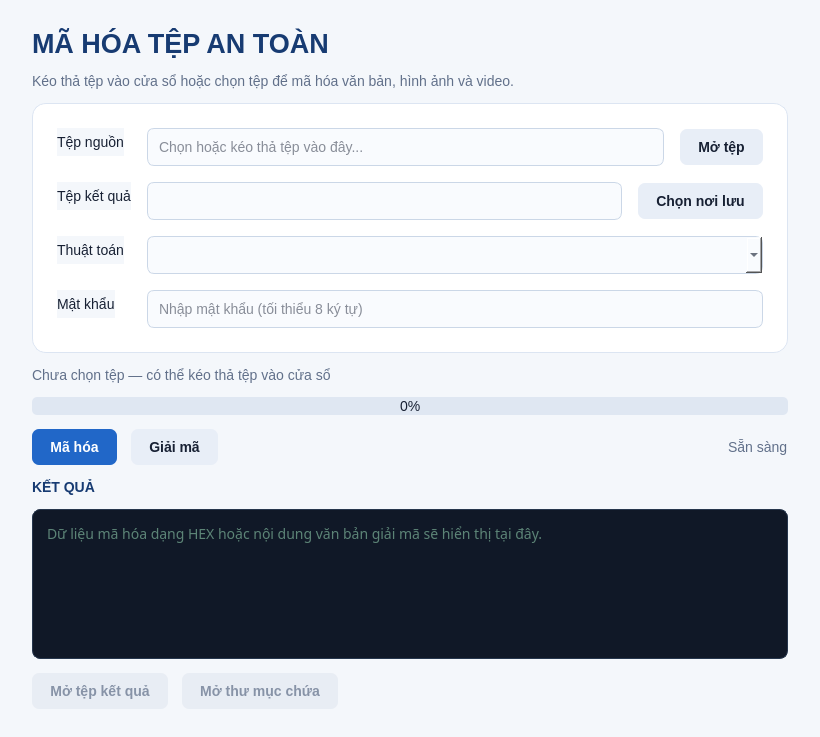
soncris3012/FileCryptoQt, file mainwindow.ui: the form before one commit.
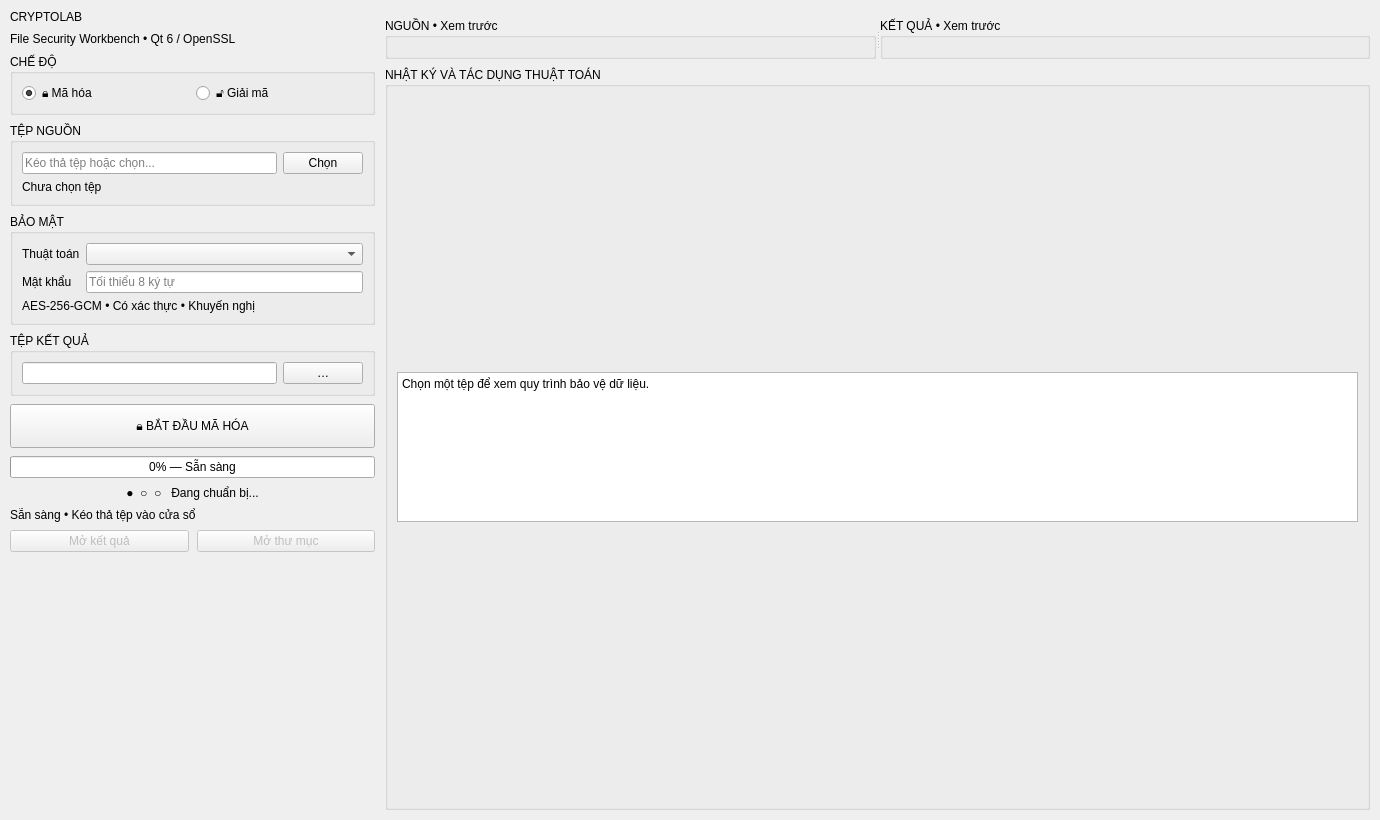
The form after the commit. Custom widgets are drawn as their Qt base class.

The edit to the form file:
```diff
--- a/mainwindow.ui
+++ b/mainwindow.ui
@@ -1,33 +1,23 @@
 <?xml version="1.0" encoding="UTF-8"?>
-<ui version="4.0">
- <class>MainWindow</class>
- <widget class="QMainWindow" name="MainWindow">
-  <property name="geometry"><rect><x>0</x><y>0</y><width>820</width><height>700</height></rect></property>
-  <property name="windowTitle"><string>FileCrypto Qt — Mã hóa tệp</string></property>
-  <property name="styleSheet"><string notr="true">QMainWindow,QWidget{background:#f4f7fb;color:#172033;font-size:14px} QLabel#titleLabel{font-size:27px;font-weight:800;color:#173b72} QLabel#subtitleLabel,QLabel#fileInfoLabel,QLabel#statusLabel{color:#61708a} QLabel#resultTitleLabel{color:#173b72;font-weight:800} QFrame#cardFrame{background:white;border:1px solid #dce5f2;border-radius:14px} QLineEdit,QComboBox{background:#f9fbfe;border:1px solid #cbd7e7;border-radius:7px;padding:9px} QLineEdit:focus,QComboBox:focus{border:1px solid #3578d4} QPushButton{background:#e8eef7;border:none;border-radius:7px;padding:10px 18px;font-weight:600} QPushButton:hover{background:#d9e4f3} QPushButton#encryptButton{background:#2167c8;color:white} QPushButton#encryptButton:hover{background:#1859b2} QPushButton:disabled{color:#8793a7;background:#e8edf4} QProgressBar{border:none;border-radius:5px;background:#dfe7f2;height:10px;text-align:center} QProgressBar::chunk{border-radius:5px;background:#31a56a} QPlainTextEdit{background:#101827;color:#a8f0c6;border:1px solid #26364d;border-radius:8px;padding:10px;font-family:Menlo,Monaco,monospace}</string></property>
-  <widget class="QWidget" name="centralwidget">
-   <layout class="QVBoxLayout" name="mainLayout">
-    <property name="leftMargin"><number>32</number></property><property name="topMargin"><number>28</number></property><property name="rightMargin"><number>32</number></property><property name="bottomMargin"><number>28</number></property><property name="spacing"><number>14</number></property>
-    <item><widget class="QLabel" name="titleLabel"><property name="text"><string>MÃ HÓA TỆP AN TOÀN</string></property></widget></item>
-    <item><widget class="QLabel" name="subtitleLabel"><property name="text"><string>Kéo thả tệp vào cửa sổ hoặc chọn tệp để mã hóa văn bản, hình ảnh và video.</string></property></widget></item>
-    <item><widget class="QFrame" name="cardFrame"><layout class="QFormLayout" name="formLayout">
-     <property name="leftMargin"><number>24</number></property><property name="topMargin"><number>24</number></property><property name="rightMargin"><number>24</number></property><property name="bottomMargin"><number>24</number></property><property name="horizontalSpacing"><number>16</number></property><property name="verticalSpacing"><number>16</number></property>
-     <item row="0" column="0"><widget class="QLabel" name="inputLabel"><property name="text"><string>Tệp nguồn</string></property></widget></item>
-     <item row="0" column="1"><layout class="QHBoxLayout" name="inputLayout"><item><widget class="QLineEdit" name="inputEdit"><property name="placeholderText"><string>Chọn hoặc kéo thả tệp vào đây...</string></property></widget></item><item><widget class="QPushButton" name="inputButton"><property name="text"><string>Mở tệp</string></property></widget></item></layout></item>
-     <item row="1" column="0"><widget class="QLabel" name="outputLabel"><property name="text"><string>Tệp kết quả</string></property></widget></item>
-     <item row="1" column="1"><layout class="QHBoxLayout" name="outputLayout"><item><widget class="QLineEdit" name="outputEdit"/></item><item><widget class="QPushButton" name="outputButton"><property name="text"><string>Chọn nơi lưu</string></property></widget></item></layout></item>
-     <item row="2" column="0"><widget class="QLabel" name="algorithmLabel"><property name="text"><string>Thuật toán</string></property></widget></item><item row="2" column="1"><widget class="QComboBox" name="algorithmBox"/></item>
-     <item row="3" column="0"><widget class="QLabel" name="passwordLabel"><property name="text"><string>Mật khẩu</string></property></widget></item><item row="3" column="1"><widget class="QLineEdit" name="passwordEdit"><property name="echoMode"><enum>QLineEdit::EchoMode::Password</enum></property><property name="placeholderText"><string>Nhập mật khẩu (tối thiểu 8 ký tự)</string></property></widget></item>
-    </layout></widget></item>
-    <item><widget class="QLabel" name="fileInfoLabel"><property name="text"><string>Chưa chọn tệp — có thể kéo thả tệp vào cửa sổ</string></property></widget></item>
-    <item><widget class="QProgressBar" name="progressBar"><property name="value"><number>0</number></property></widget></item>
-    <item><layout class="QHBoxLayout" name="actionLayout"><item><widget class="QPushButton" name="encryptButton"><property name="text"><string>Mã hóa</string></property></widget></item><item><widget class="QPushButton" name="decryptButton"><property name="text"><string>Giải mã</string></property></widget></item><item><spacer name="actionSpacer"><property name="orientation"><enum>Qt::Orientation::Horizontal</enum></property><property name="sizeHint" stdset="0"><size><width>40</width><height>20</height></size></property></spacer></item><item><widget class="QLabel" name="statusLabel"><property name="text"><string>Sẵn sàng</string></property></widget></item></layout></item>
-    <item><widget class="QLabel" name="resultTitleLabel"><property name="text"><string>KẾT QUẢ</string></property></widget></item>
-    <item><widget class="QPlainTextEdit" name="resultPreview"><property name="minimumSize"><size><width>0</width><height>150</height></size></property><property name="readOnly"><bool>true</bool></property><property name="placeholderText"><string>Dữ liệu mã hóa dạng HEX hoặc nội dung văn bản giải mã sẽ hiển thị tại đây.</string></property></widget></item>
-    <item><layout class="QHBoxLayout" name="resultActionLayout"><item><widget class="QPushButton" name="openResultButton"><property name="enabled"><bool>false</bool></property><property name="text"><string>Mở tệp kết quả</string></property></widget></item><item><widget class="QPushButton" name="openFolderButton"><property name="enabled"><bool>false</bool></property><property name="text"><string>Mở thư mục chứa</string></property></widget></item><item><spacer name="resultSpacer"><property name="orientation"><enum>Qt::Orientation::Horizontal</enum></property><property name="sizeHint" stdset="0"><size><width>40</width><height>20</height></size></property></spacer></item></layout></item>
-   </layout>
-  </widget>
- </widget>
- <resources/>
- <connections/>
-</ui>
+<ui version="4.0"><class>MainWindow</class><widget class="QMainWindow" name="MainWindow">
+ <property name="geometry"><rect><x>0</x><y>0</y><width>1380</width><height>820</height></rect></property><property name="windowTitle"><string>CryptoLab — Qt/C++ File Security Workbench</string></property>
+ <widget class="QWidget" name="centralwidget"><layout class="QHBoxLayout" name="rootLayout"><property name="spacing"><number>10</number></property><property name="leftMargin"><number>10</number></property><property name="topMargin"><number>10</number></property><property name="rightMargin"><number>10</number></property><property name="bottomMargin"><number>10</number></property>
+  <item><widget class="QWidget" name="controlPanel" native="true"><property name="minimumSize"><size><width>365</width><height>0</height></size></property><property name="maximumSize"><size><width>365</width><height>16777215</height></size></property><layout class="QVBoxLayout" name="controlLayout"><property name="spacing"><number>8</number></property><property name="leftMargin"><number>0</number></property><property name="topMargin"><number>0</number></property><property name="rightMargin"><number>0</number></property><property name="bottomMargin"><number>0</number></property>
+   <item><widget class="QLabel" name="titleLabel"><property name="text"><string>CRYPTOLAB</string></property></widget></item><item><widget class="QLabel" name="subtitleLabel"><property name="text"><string>File Security Workbench • Qt 6 / OpenSSL</string></property></widget></item>
+   <item><widget class="QGroupBox" name="modeGroup"><property name="title"><string>CHẾ ĐỘ</string></property><layout class="QHBoxLayout" name="modeLayout"><item><widget class="QRadioButton" name="encryptMode"><property name="text"><string>🔒 Mã hóa</string></property><property name="checked"><bool>true</bool></property></widget></item><item><widget class="QRadioButton" name="decryptMode"><property name="text"><string>🔓 Giải mã</string></property></widget></item></layout></widget></item>
+   <item><widget class="QGroupBox" name="sourceGroup"><property name="title"><string>TỆP NGUỒN</string></property><layout class="QVBoxLayout" name="sourceLayout"><item><layout class="QHBoxLayout" name="inputLayout"><item><widget class="QLineEdit" name="inputEdit"><property name="placeholderText"><string>Kéo thả tệp hoặc chọn...</string></property></widget></item><item><widget class="QPushButton" name="inputButton"><property name="text"><string>Chọn</string></property></widget></item></layout></item><item><widget class="QLabel" name="fileInfoLabel"><property name="text"><string>Chưa chọn tệp</string></property><property name="wordWrap"><bool>true</bool></property></widget></item></layout></widget></item>
+   <item><widget class="QGroupBox" name="securityGroup"><property name="title"><string>BẢO MẬT</string></property><layout class="QFormLayout" name="securityLayout"><item row="0" column="0"><widget class="QLabel" name="algorithmLabel"><property name="text"><string>Thuật toán</string></property></widget></item><item row="0" column="1"><widget class="QComboBox" name="algorithmBox"/></item><item row="1" column="0"><widget class="QLabel" name="passwordLabel"><property name="text"><string>Mật khẩu</string></property></widget></item><item row="1" column="1"><widget class="QLineEdit" name="passwordEdit"><property name="echoMode"><enum>QLineEdit::EchoMode::Password</enum></property><property name="placeholderText"><string>Tối thiểu 8 ký tự</string></property></widget></item><item row="2" column="0" colspan="2"><widget class="QLabel" name="algorithmInfo"><property name="text"><string>AES-256-GCM • Có xác thực • Khuyến nghị</string></property><property name="wordWrap"><bool>true</bool></property></widget></item></layout></widget></item>
+   <item><widget class="QGroupBox" name="outputGroup"><property name="title"><string>TỆP KẾT QUẢ</string></property><layout class="QHBoxLayout" name="outputLayout"><item><widget class="QLineEdit" name="outputEdit"/></item><item><widget class="QPushButton" name="outputButton"><property name="text"><string>…</string></property></widget></item></layout></widget></item>
+   <item><widget class="QPushButton" name="runButton"><property name="text"><string>🔒 BẮT ĐẦU MÃ HÓA</string></property><property name="minimumSize"><size><width>0</width><height>44</height></size></property></widget></item>
+   <item><widget class="QProgressBar" name="progressBar"><property name="value"><number>0</number></property><property name="format"><string>%p% — Sẵn sàng</string></property></widget></item>
+   <item><widget class="QLabel" name="loadingLabel"><property name="text"><string>●  ○  ○   Đang chuẩn bị...</string></property><property name="alignment"><set>Qt::AlignmentFlag::AlignCenter</set></property><property name="visible"><bool>false</bool></property></widget></item>
+   <item><widget class="QLabel" name="statusLabel"><property name="text"><string>Sẵn sàng • Kéo thả tệp vào cửa sổ</string></property><property name="wordWrap"><bool>true</bool></property></widget></item>
+   <item><layout class="QHBoxLayout" name="openLayout"><item><widget class="QPushButton" name="openResultButton"><property name="enabled"><bool>false</bool></property><property name="text"><string>Mở kết quả</string></property></widget></item><item><widget class="QPushButton" name="openFolderButton"><property name="enabled"><bool>false</bool></property><property name="text"><string>Mở thư mục</string></property></widget></item></layout></item><item><spacer name="leftSpacer"><property name="orientation"><enum>Qt::Orientation::Vertical</enum></property><property name="sizeHint" stdset="0"><size><width>20</width><height>20</height></size></property></spacer></item>
+  </layout></widget></item>
+  <item><widget class="QWidget" name="workPanel" native="true"><layout class="QVBoxLayout" name="workLayout"><property name="spacing"><number>8</number></property><property name="leftMargin"><number>0</number></property><property name="topMargin"><number>0</number></property><property name="rightMargin"><number>0</number></property><property name="bottomMargin"><number>0</number></property>
+   <item><widget class="TransmissionWidget" name="transmissionWidget"/></item>
+   <item><widget class="QSplitter" name="previewSplitter"><property name="orientation"><enum>Qt::Orientation::Horizontal</enum></property><widget class="QGroupBox" name="sourcePreviewGroup"><property name="title"><string>NGUỒN • Xem trước</string></property><layout class="QVBoxLayout" name="sourcePreviewLayout"><item><widget class="FilePreview" name="sourcePreview" native="true"/></item></layout></widget><widget class="QGroupBox" name="resultPreviewGroup"><property name="title"><string>KẾT QUẢ • Xem trước</string></property><layout class="QVBoxLayout" name="resultPreviewLayout"><item><widget class="FilePreview" name="resultPreview" native="true"/></item></layout></widget></widget></item>
+   <item><widget class="QGroupBox" name="detailGroup"><property name="title"><string>NHẬT KÝ VÀ TÁC DỤNG THUẬT TOÁN</string></property><layout class="QVBoxLayout" name="detailLayout"><item><widget class="QPlainTextEdit" name="detailText"><property name="maximumSize"><size><width>16777215</width><height>150</height></size></property><property name="readOnly"><bool>true</bool></property><property name="plainText"><string>Chọn một tệp để xem quy trình bảo vệ dữ liệu.</string></property></widget></item></layout></widget></item>
+  </layout></widget></item>
+ </layout></widget></widget>
+ <customwidgets><customwidget><class>FilePreview</class><extends>QWidget</extends><header>filepreview.h</header><container>1</container></customwidget><customwidget><class>TransmissionWidget</class><extends>QWidget</extends><header>transmissionwidget.h</header><container>1</container></customwidget></customwidgets><resources/><connections/></ui>
```
